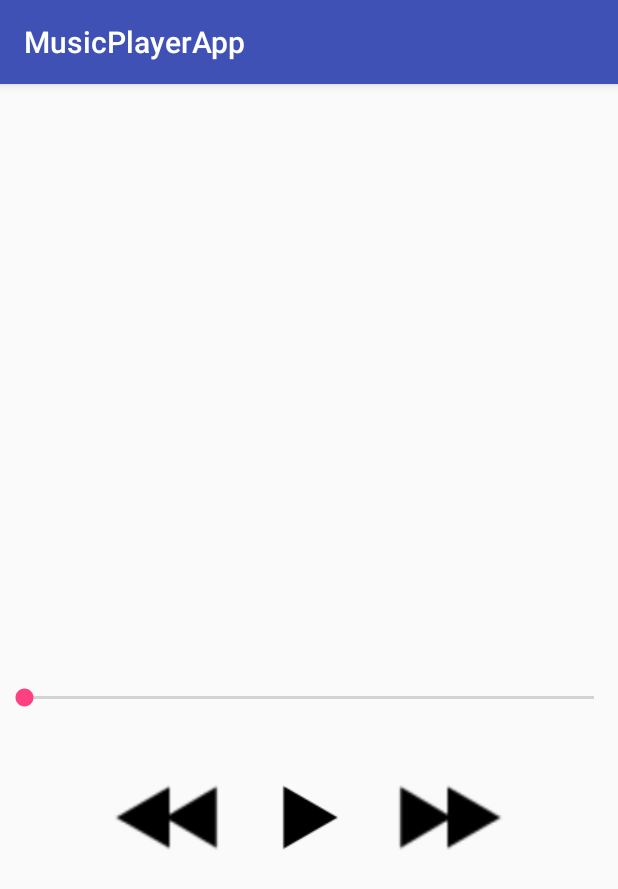
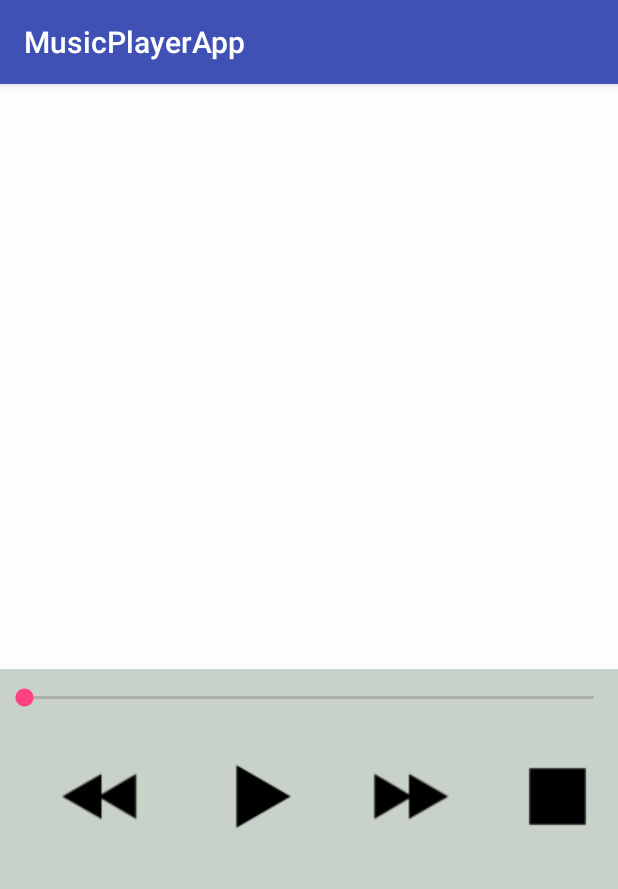
Before and after one commit to khcy5dnr/MusicPlayerApp, an Android app: the screen it shows after launch (MainActivity), on a phone screen of 412 x 824 dp. Shown: the top 889 px of the screen. Run offline under Robolectric (Android 15) with nearby library versions, the phone set to English and light mode, and no system bars.

Commit message:
Added stop music function and highlight function

```diff
--- a/app/src/main/AndroidManifest.xml
+++ b/app/src/main/AndroidManifest.xml
@@ -19,4 +19,4 @@
         </activity>
     </application>
 
-</manifest>
+    </manifest>
--- a/app/src/main/res/layout/activity_main.xml
+++ b/app/src/main/res/layout/activity_main.xml
@@ -6,12 +6,14 @@
     android:layout_height="fill_parent"
     android:layout_gravity="center"
     android:orientation="horizontal"
+    android:background="#3030"
     tools:context="com.example.durai23.musicplayerapp.MainActivity">
 
     <ListView
         android:id="@+id/listView"
         android:layout_width="match_parent"
-        android:layout_height="390dp" >
+        android:layout_height="390dp"
+        android:background="#fdfdfd">
     </ListView>
 
     <SeekBar
@@ -39,38 +41,65 @@
         android:layout_below="@+id/progressBar"
         android:text="" />
 
-    <ImageButton
-        android:id="@+id/play_button"
-        android:background="@android:color/transparent"
-        android:layout_width="75dp"
-        android:layout_height="75dp"
-        android:src="@drawable/play_button"
-        android:padding="20dp"
-        android:layout_below="@+id/currentTime"
-        android:layout_centerHorizontal="true"
-        android:layout_marginTop="14dp"
-        android:onClick="play_pauseOnClick"/>
+    <LinearLayout
+        android:layout_width="match_parent"
+        android:layout_height="match_parent"
+        android:orientation="horizontal"
+        android:layout_below="@+id/currentTime">
 
         <ImageButton
             android:id="@+id/back_button"
             android:layout_width="75dp"
             android:layout_height="75dp"
-        android:src="@drawable/backwards_button"
+            android:layout_alignTop="@+id/play_button"
+            android:layout_marginStart="27dp"
+            android:layout_toEndOf="@+id/currentTime"
+            android:layout_weight="1"
             android:background="@android:color/transparent"
+            android:onClick="setPreviousSong"
+            android:padding="10dp"
             android:scaleType="fitCenter"
-        android:layout_alignTop="@+id/play_button"
-        android:layout_toStartOf="@+id/play_button"
-        android:layout_marginEnd="17dp" />
+            android:src="@drawable/backwards_button" />
+
+        <ImageButton
+            android:id="@+id/play_button"
+            android:layout_width="75dp"
+            android:layout_height="75dp"
+            android:layout_below="@+id/currentTime"
+            android:layout_marginStart="26dp"
+            android:layout_toEndOf="@+id/back_button"
+            android:layout_weight="1"
+            android:background="@android:color/transparent"
+            android:onClick="play_pauseOnClick"
+            android:padding="20dp"
+            android:src="@drawable/play_button" />
 
         <ImageButton
             android:id="@+id/forward_button"
             android:layout_width="75dp"
             android:layout_height="75dp"
-        android:src="@drawable/forwards_button"
+            android:layout_alignTop="@+id/play_button"
+            android:layout_marginStart="17dp"
+            android:layout_toEndOf="@+id/play_button"
+            android:layout_weight="1"
             android:background="@android:color/transparent"
+            android:onClick="setNextSong"
+            android:padding="10dp"
             android:scaleType="fitCenter"
-        android:layout_alignTop="@+id/play_button"
-        android:layout_toEndOf="@+id/play_button"
-        android:layout_marginStart="17dp" />
+            android:src="@drawable/forwards_button" />
+
+        <ImageButton
+            android:id="@+id/stop_button"
+            android:layout_width="75dp"
+            android:layout_height="75dp"
+            android:layout_alignTop="@+id/forward_button"
+            android:layout_marginStart="17dp"
+            android:layout_toEndOf="@+id/forward_button"
+            android:layout_weight="1"
+            android:background="@android:color/transparent"
+            android:padding="10dp"
+            android:src="@drawable/stop_button"
+            android:onClick="stopSong"/>
+    </LinearLayout>
 
 </RelativeLayout>
```
Also changed, not shown: app/src/main/java/com/example/durai23/musicplayerapp/MainActivity.java (+97 -23 lines), app/src/main/res/drawable/stop_button.png (added). Lines whose indentation alone changed are shown as unchanged.
